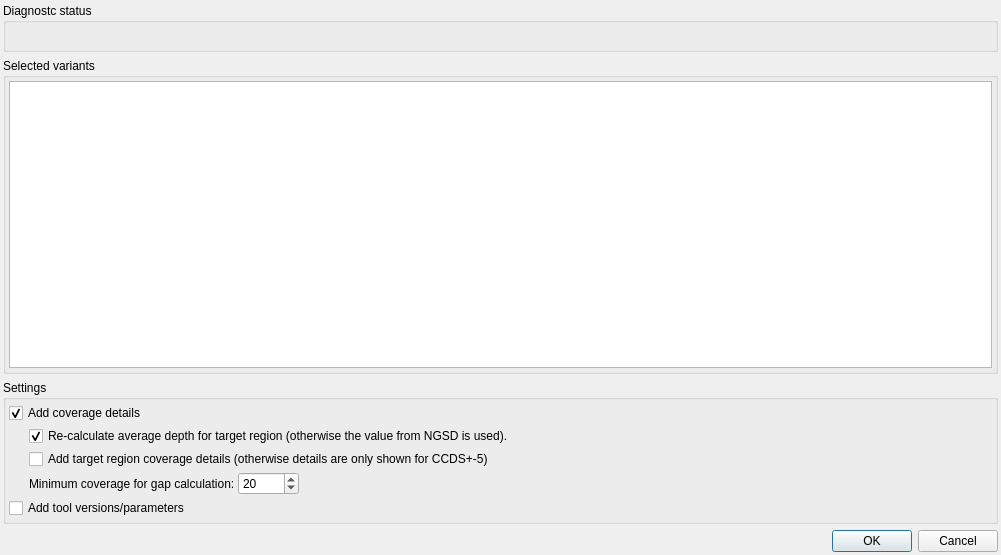
Above: src/GSvar/ReportDialog.ui from imgag/ngs-bits before the change. Below: the same form after it.
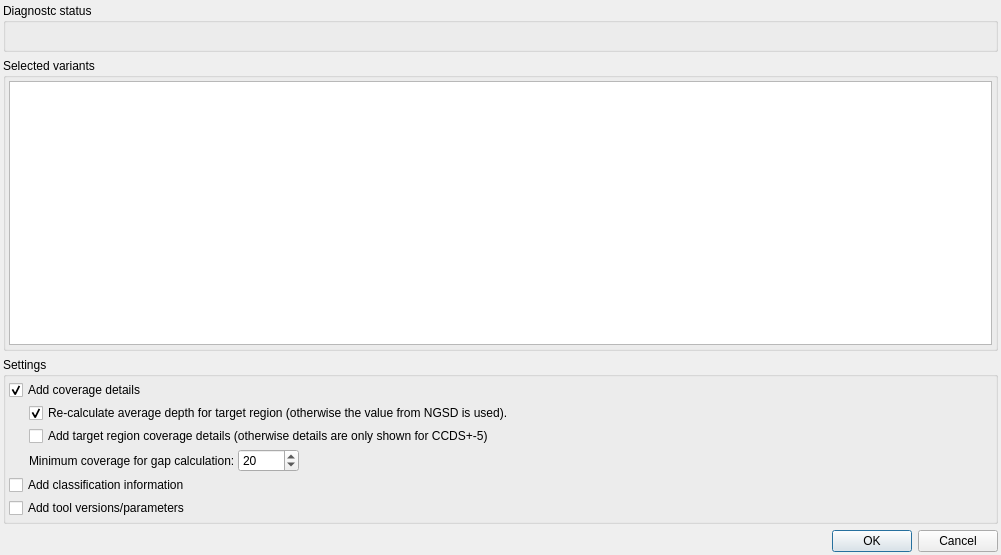
That is the form after the change. Custom widgets are drawn as their Qt base class.

Commit message: GSvar: re-added classification text to report (now optional)

Diff of the .ui file:
```diff
--- a/src/GSvar/ReportDialog.ui
+++ b/src/GSvar/ReportDialog.ui
@@ -272,6 +272,13 @@
         </item>
        </layout>
       </item>
+      <item>
+       <widget class="QCheckBox" name="class_info">
+        <property name="text">
+         <string>Add classification information</string>
+        </property>
+       </widget>
+      </item>
       <item>
        <widget class="QCheckBox" name="tool_details">
         <property name="text">
```
The commit also changes 6 other files.
